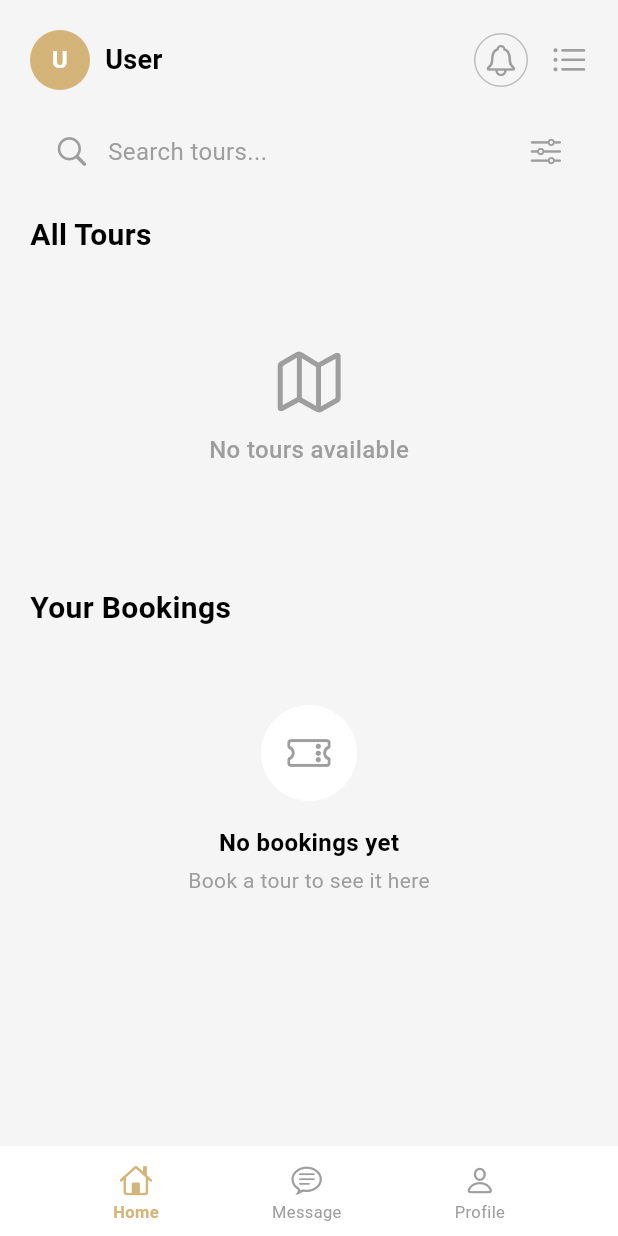
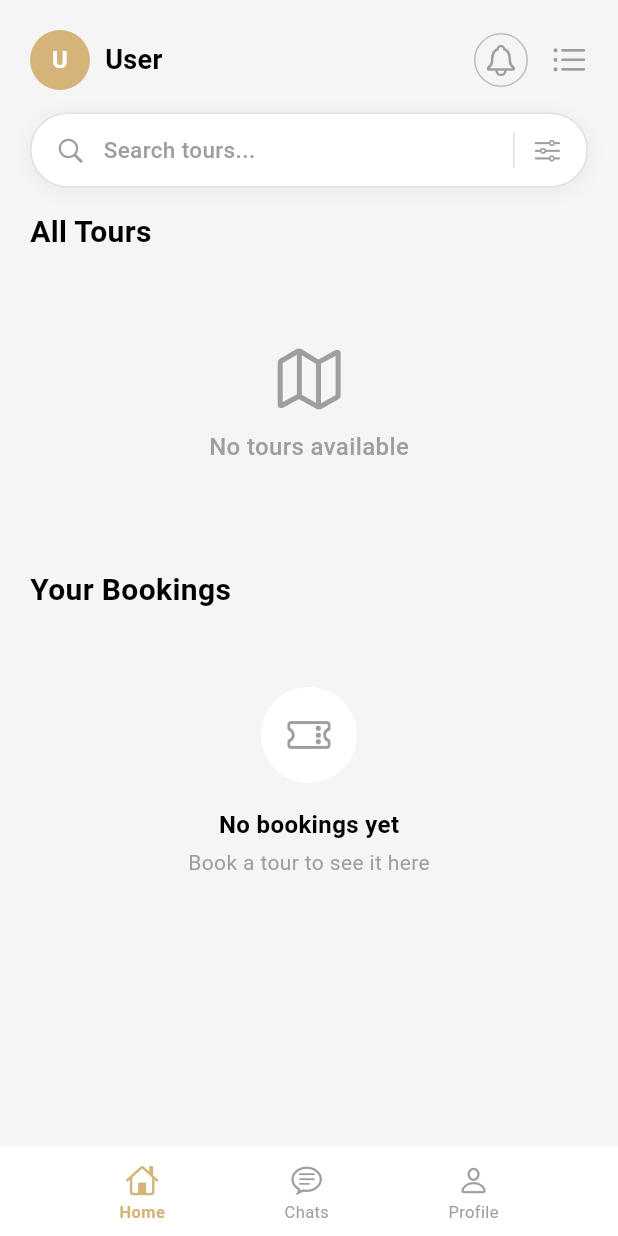
Before and after one commit to FateAhmed/club_explorer, a Flutter app: the MainWrapper screen opened directly, on a phone screen of 412 x 824 dp. Run offline on Flutter 3.47's test engine with Material 3 defaults, Android fonts, the phone set to English and light mode, and no system bars; drawn by our look-alikes of zoom_tap_animation; our stand-ins replace carousel_slider, flutter_html, flutter_screenutil, geolocator, get, google_maps_flutter and 5 more; accounts and stored records are empty; network calls fail; project files that could hold a hidden picture were left out.

Commit message:
UI improvements and bug fixes
- Update home screen layout and navigation
- Improve main wrapper bottom navigation
- Enhance booking success screen
- Refine tour card component styling
- Update debug overlay with better diagnostics
- Adjust environment configuration

```diff
--- a/lib/components/tour_card.dart
+++ b/lib/components/tour_card.dart
@@ -222,7 +222,8 @@ class TourCard extends StatelessWidget {
                       const SizedBox(height: 12),
                       ThemeButton(
                         hights: 40,
-                        fontWeight: FontWeight.w500,
+                        fontsize: 16,
+                        fontWeight: FontWeight.w400,
                         text: 'View Tour Route',
                         onpress: () {
                           final tourPoints = tour.tourPoints ?? [];
--- a/lib/config/env.dart
+++ b/lib/config/env.dart
@@ -12,7 +12,7 @@ class Env {
     Environment.development: {
       'apiUrl': 'http://localhost:7043',
       'wsUrl': 'ws://localhost:7043',
-      'webUrl': 'http://localhost:3002',
+      'webUrl': 'http://localhost:3000',
     },
     Environment.staging: {
       'apiUrl': 'https://club-explorer.ahmadt.com',
--- a/lib/screens/home/home.dart
+++ b/lib/screens/home/home.dart
@@ -39,12 +39,21 @@ class _HomePageState extends State<HomePage> {
 
   Widget _buildAvatar() {
     final imagePath = authController.userProfileImage;
-    final hasImage = imagePath.isNotEmpty && File(imagePath).existsSync();
+    ImageProvider? avatarImage;
 
-    if (hasImage) {
+    if (imagePath.isNotEmpty) {
+      // Check if it's a URL (from server) or local file path
+      if (imagePath.startsWith('http')) {
+        avatarImage = NetworkImage(imagePath);
+      } else if (File(imagePath).existsSync()) {
+        avatarImage = FileImage(File(imagePath));
+      }
+    }
+
+    if (avatarImage != null) {
       return CircleAvatar(
         radius: 20,
-        backgroundImage: FileImage(File(imagePath)),
+        backgroundImage: avatarImage,
       );
     }
 
@@ -83,9 +92,7 @@ class _HomePageState extends State<HomePage> {
                           Obx(() => _buildAvatar()),
                           AppDimens.sizebox10,
                           Obx(() => Text(
-                                authController.userName.isNotEmpty
-                                    ? authController.userName
-                                    : 'User',
+                                authController.userName.isNotEmpty ? authController.userName : 'User',
                                 style: TextStyle(
                                   fontSize: 18,
                                   fontWeight: FontWeight.bold,
@@ -124,25 +131,40 @@ class _HomePageState extends State<HomePage> {
                 GestureDetector(
                   onTap: () => Get.to(() => const SearchScreen()),
                   child: Container(
-                    padding: const EdgeInsets.symmetric(horizontal: 16, vertical: 14),
+                    padding: const EdgeInsets.symmetric(horizontal: 16, vertical: 12),
                     decoration: BoxDecoration(
-                      color: AppColors.grey100,
-                      borderRadius: BorderRadius.circular(12),
+                      color: AppColors.white,
+                      borderRadius: BorderRadius.circular(30),
+                      border: Border.all(color: AppColors.grey300),
+                      boxShadow: [
+                        BoxShadow(
+                          color: Colors.black.withOpacity(0.05),
+                          blurRadius: 10,
+                          offset: const Offset(0, 2),
+                        ),
+                      ],
                     ),
                     child: Row(
                       children: [
-                        Icon(CupertinoIcons.search, color: AppColors.grey),
+                        Icon(CupertinoIcons.search, color: AppColors.grey, size: 20),
                         const SizedBox(width: 12),
                         Expanded(
                           child: Text(
                             'Search tours...',
                             style: TextStyle(
                               color: AppColors.grey,
-                              fontSize: 16,
+                              fontSize: 15,
+                              fontWeight: FontWeight.w500,
                             ),
                           ),
                         ),
-                        Icon(CupertinoIcons.slider_horizontal_3, color: AppColors.grey),
+                        Container(
+                          height: 24,
+                          width: 1,
+                          color: AppColors.grey300,
+                          margin: const EdgeInsets.only(right: 12),
+                        ),
+                        Icon(CupertinoIcons.slider_horizontal_3, color: AppColors.grey, size: 20),
                       ],
                     ),
                   ),
@@ -210,7 +232,7 @@ class _HomePageState extends State<HomePage> {
                               ),
                             ),
                 ),
-                AppDimens.sizebox20,
+                AppDimens.sizebox10,
                 Row(
                   mainAxisAlignment: MainAxisAlignment.spaceBetween,
                   children: [
--- a/lib/screens/mainwrapper/mainwrapper.dart
+++ b/lib/screens/mainwrapper/mainwrapper.dart
@@ -47,7 +47,7 @@ class MainWrapper extends StatelessWidget {
                 ),
                 page: 1,
                 context,
-                label: "Message",
+                label: "Chats",
               ),
               _bottomAppBarItem(
                 icon: Icon(
--- a/lib/widgets/debug_overlay.dart
+++ b/lib/widgets/debug_overlay.dart
@@ -124,11 +124,8 @@ class _DebugOverlayState extends State<DebugOverlay> {
         _buildInfoRow('API Base URL', ApiConfig.baseUrl),
         _buildInfoRow('WebSocket URL', ApiConfig.wsUrl),
         _buildInfoRow('WebSocket Status', webSocketService.isConnected ? 'Connected' : 'Disconnected'),
-        _buildInfoRow(
-            'Auth Token',
-            chatController.chatService.authToken != null
-                ? '${chatController.chatService.authToken!.substring(0, 20)}...'
-                : 'Not Set'),
+        _buildInfoRow('Auth Token',
+            chatController.currentUserId != null ? 'Set (User: ${chatController.currentUserId})' : 'Not Set'),
         _buildInfoRow('Chats Count', '${chatController.chats.length}'),
         _buildInfoRow('Messages Count', '${chatController.messages.length}'),
         _buildInfoRow('Is Loading', chatController.isLoading ? 'Yes' : 'No'),
```
Also changed, not shown: lib/screens/booking/booking_success_screen.dart (+4 -13 lines).
